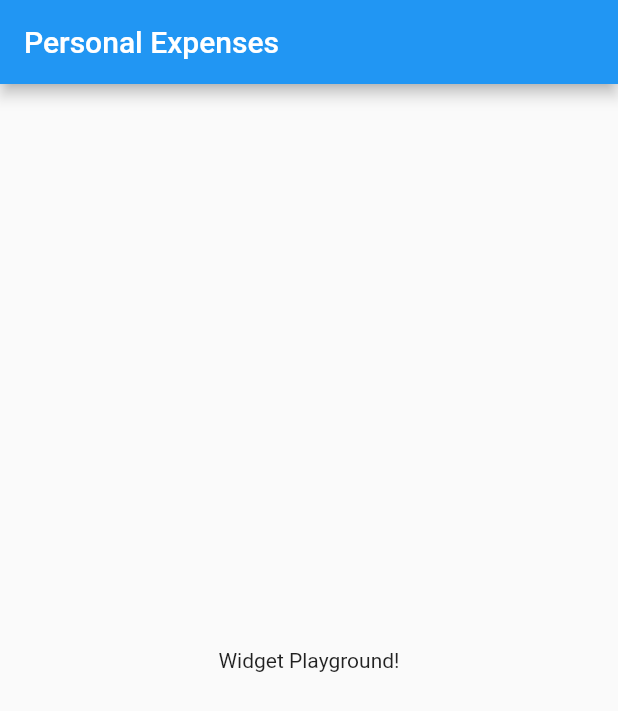
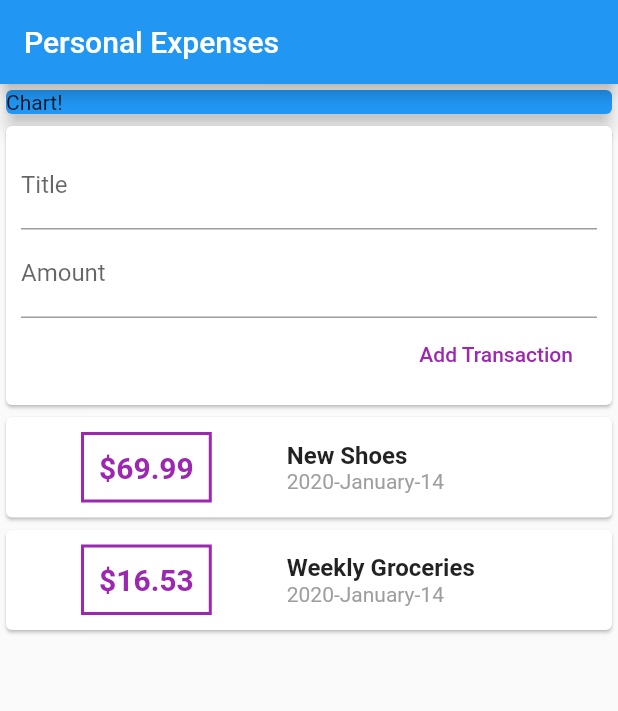
Before and after one commit to ituxka/personal_expenses, a Flutter app: the screen it shows after launch, on a phone screen of 412 x 824 dp. Shown: the top 711 px of the screen. Run offline on Flutter 3.47's test engine with Material 2 defaults, Android fonts, the phone set to English and light mode, and no system bars; our stand-ins replace date_format.

Commit message:
feat: add chart layout with transaction list

```diff
--- a/lib/main.dart
+++ b/lib/main.dart
@@ -1,4 +1,5 @@
 import 'package:flutter/material.dart';
+import 'package:personal_expenses/widgets/transactions/user_transactions.dart';
 
 void main() => runApp(MyApp());
 
@@ -18,8 +19,18 @@ class MyHomePage extends StatelessWidget {
       appBar: AppBar(
         title: Text('Personal Expenses'),
       ),
-      body: Center(
-        child: Text('Widget Playground!'),
+      body: Column(
+        children: <Widget>[
+          Container(
+            width: double.infinity,
+            child: Card(
+              color: Colors.blue,
+              elevation: 5,
+              child: Text('Chart!'),
+            ),
+          ),
+          UserTransactions(),
+        ],
       ),
     );
   }
--- /dev/null
+++ b/lib/models/transaction.dart
@@ -0,0 +1,15 @@
+import 'package:flutter/foundation.dart';
+
+class Transaction {
+  final String id;
+  final String title;
+  final double amount;
+  final DateTime date;
+
+  Transaction({
+    @required this.id,
+    @required this.title,
+    @required this.amount,
+    @required this.date,
+  });
+}
--- /dev/null
+++ b/lib/widgets/transactions/new_transaction.dart
@@ -0,0 +1,34 @@
+import 'package:flutter/material.dart';
+
+class NewTransaction extends StatelessWidget {
+  final titleController = TextEditingController();
+  final amountController = TextEditingController();
+
+  @override
+  Widget build(BuildContext context) {
+    return Card(
+      child: Padding(
+        padding: const EdgeInsets.all(10),
+        child: Column(
+          crossAxisAlignment: CrossAxisAlignment.end,
+          children: <Widget>[
+            TextField(
+              decoration: InputDecoration(labelText: 'Title'),
+              controller: titleController,
+            ),
+            TextField(
+              decoration: InputDecoration(labelText: 'Amount'),
+              controller: amountController,
+            ),
+            FlatButton(
+              textColor: Colors.purple,
+              onPressed: () => print(
+                  '${titleController.text} with amount: ${amountController.text}'),
+              child: Text('Add Transaction'),
+            )
+          ],
+        ),
+      ),
+    );
+  }
+}
--- /dev/null
+++ b/lib/widgets/transactions/transaction_list.dart
@@ -0,0 +1,62 @@
+import 'package:date_format/date_format.dart';
+import 'package:flutter/material.dart';
+import 'package:personal_expenses/models/transaction.dart';
+
+class TransactionList extends StatelessWidget {
+  final List<Transaction> transactions;
+
+  TransactionList(this.transactions);
+
+  @override
+  Widget build(BuildContext context) {
+    return Column(
+      children: transactions.map((Transaction tx) {
+        return Card(
+          child: Row(
+            children: <Widget>[
+              Container(
+                margin: EdgeInsets.symmetric(
+                  vertical: 10,
+                  horizontal: 50,
+                ),
+                padding: EdgeInsets.all(10),
+                decoration: BoxDecoration(
+                  border: Border.all(
+                    color: Colors.purple,
+                    width: 2,
+                  ),
+                ),
+                child: Text(
+                  '\$${tx.amount}',
+                  style: TextStyle(
+                    fontSize: 20,
+                    fontWeight: FontWeight.bold,
+                    color: Colors.purple,
+                  ),
+                ),
+              ),
+              Column(
+                crossAxisAlignment: CrossAxisAlignment.start,
+                children: <Widget>[
+                  Text(
+                    tx.title,
+                    style: TextStyle(
+                      fontSize: 16,
+                      fontWeight: FontWeight.bold,
+                    ),
+                  ),
+                  Text(
+                    formatDate(tx.date, [yyyy, '-', MM, '-', dd]),
+                    style: TextStyle(
+                      color: Colors.grey,
+                    ),
+                  ),
+                ],
+              ),
+            ],
+          ),
+        );
+      }).toList(),
+    );
+  }
+}
--- /dev/null
+++ b/lib/widgets/transactions/user_transactions.dart
@@ -0,0 +1,36 @@
+import 'package:flutter/material.dart';
+import 'package:personal_expenses/models/transaction.dart';
+import 'package:personal_expenses/widgets/transactions/new_transaction.dart';
+import 'package:personal_expenses/widgets/transactions/transaction_list.dart';
+
+class UserTransactions extends StatefulWidget {
+  @override
+  _UserTransactionsState createState() => _UserTransactionsState();
+}
+
+class _UserTransactionsState extends State<UserTransactions> {
+  List<Transaction> _userTransactions = [
+    Transaction(
+      id: '1',
+      title: 'New Shoes',
+      amount: 69.99,
+      date: DateTime.now(),
+    ),
+    Transaction(
+      id: '2',
+      title: 'Weekly Groceries',
+      amount: 16.53,
+      date: DateTime.now(),
+    ),
+  ];
+
+  @override
+  Widget build(BuildContext context) {
+    return Column(
+      children: <Widget>[
+        NewTransaction(),
+        TransactionList(_userTransactions),
+      ],
+    );
+  }
+}
--- a/pubspec.yaml
+++ b/pubspec.yaml
@@ -19,6 +19,7 @@ environment:
 dependencies:
   flutter:
     sdk: flutter
+  date_format: ^1.0.8
 
   # The following adds the Cupertino Icons font to your application.
   # Use with the CupertinoIcons class for iOS style icons.
```
Also changed, not shown: pubspec.lock.
